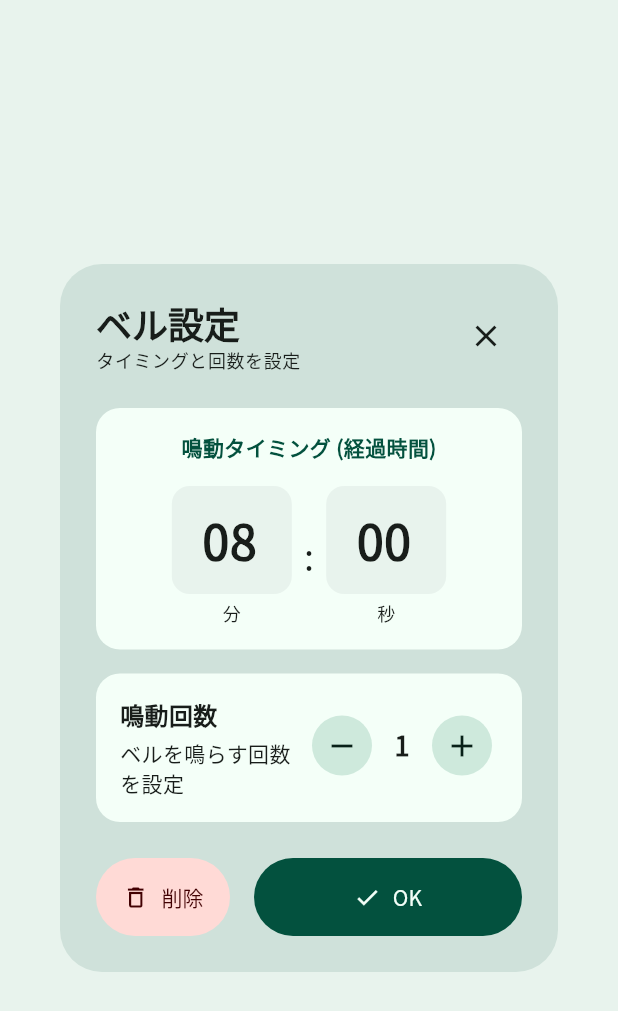
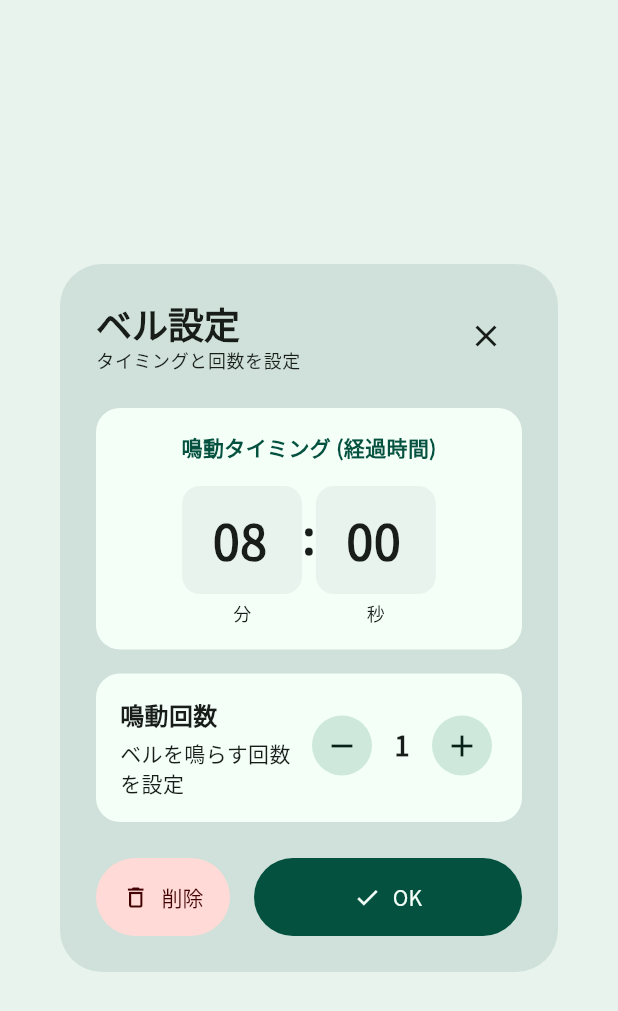
Before and after one commit to Girky0815/presentationtimer_prime, a Flutter app: the BellEditDialog widget shown alone on an empty page, opened directly with sample values from the repository, on a phone screen of 412 x 824 dp. Shown: the top 1011 px of the screen. Run offline on Flutter 3.47's test engine with Material 3 defaults, Android fonts, the phone set to English and light mode, and no system bars; our stand-ins replace audioplayers, google_fonts, package_info_plus.

Commit message:
v1.0.5: 時間入力欄のUIを改良

```diff
--- a/lib/main.dart
+++ b/lib/main.dart
@@ -862,7 +862,7 @@ class _SettingsPanelState extends State<SettingsPanel> {
                                       fontSize: 16,
                                       fontWeight: FontWeight.bold,
                                       color: colorScheme.onSurface)),
-                              Text("プレゼンテーションの持ち時間",
+                              Text("プレゼンの持ち時間を入力",
                                   style: TextStyle(
                                       fontSize: 15,
                                       color: colorScheme.onSurfaceVariant)),
@@ -876,7 +876,22 @@ class _SettingsPanelState extends State<SettingsPanel> {
                                     state.updateDuration(v, state.durationSec),
                                 label: "分",
                               ),
-                              const SizedBox(width: 8),
+                              Column(
+                                children: [
+                                  Container(
+                                    padding: const EdgeInsets.symmetric(
+                                        horizontal: 8, vertical: 8),
+                                    child: Text(":",
+                                        style: TextStyle(
+                                            fontSize: 24,
+                                            fontWeight: FontWeight.bold,
+                                            color: colorScheme.onSurface)),
+                                  ),
+                                  const SizedBox(height: 4),
+                                  Text("",
+                                      style: const TextStyle(fontSize: 12)),
+                                ],
+                              ),
                               _TimeInputBox(
                                 value: state.durationSec,
                                 onChanged: (v) =>
@@ -1067,12 +1082,22 @@ class _BellEditDialogState extends State<BellEditDialog> {
                         fontSize: 32,
                         padding: 12,
                       ),
-                      Padding(
-                        padding: const EdgeInsets.symmetric(
-                            horizontal: 8, vertical: 16),
-                        child: Text(":",
-                            style: TextStyle(
-                                fontSize: 24, color: colorScheme.onSurface)),
+                      Column(
+                        children: [
+                          Container(
+                            padding: const EdgeInsets.symmetric(vertical: 12),
+                            child: Transform.translate(
+                              offset: const Offset(0, -4),
+                              child: Text(":",
+                                  style: TextStyle(
+                                      fontSize: 32,
+                                      fontWeight: FontWeight.bold,
+                                      color: colorScheme.onSurface)),
+                            ),
+                          ),
+                          const SizedBox(height: 4),
+                          Text("", style: const TextStyle(fontSize: 12)),
+                        ],
                       ),
                       _TimeInputBox(
                         value: sec,
```
